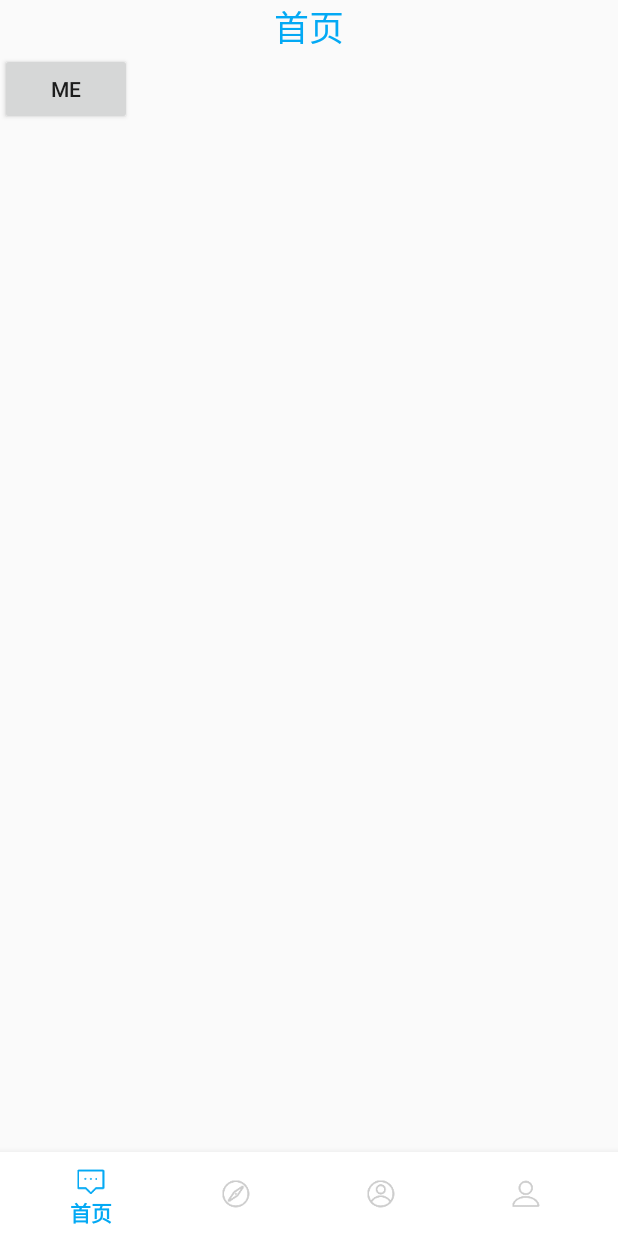
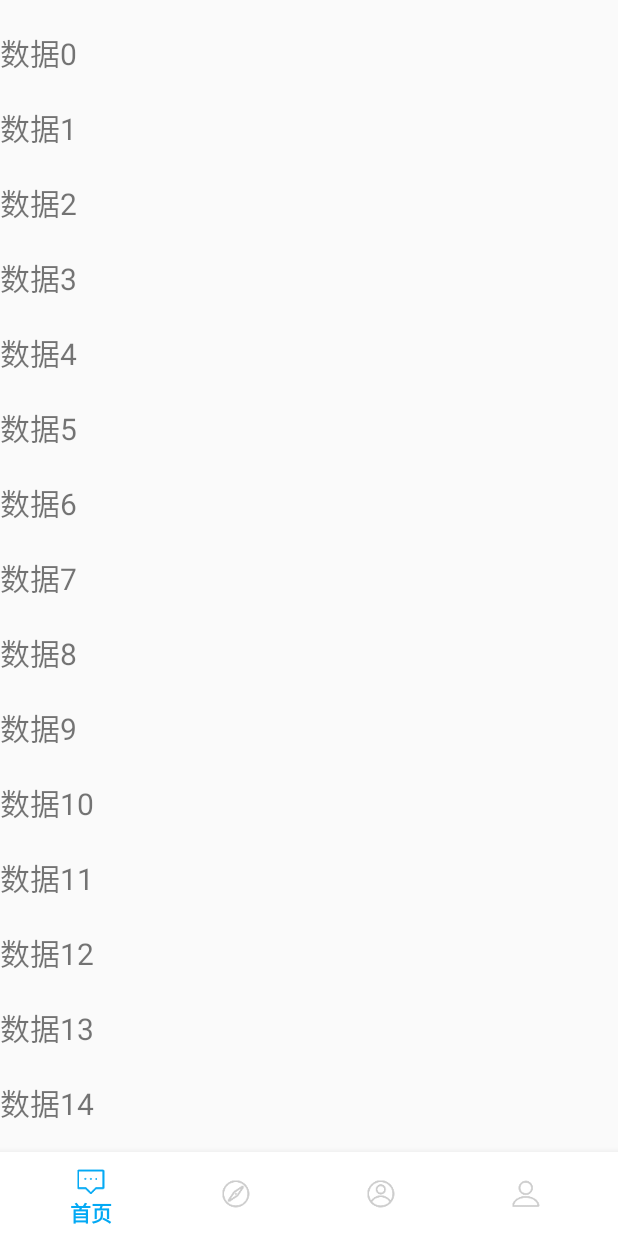
Before and after one commit to lovelinessmoe/Stydy_Android, an Android app: the fragment HomeFragment placed in its activity, on a phone screen of 412 x 824 dp. Run offline under Robolectric (Android 15) with nearby library versions, the phone set to English and light mode, and no system bars; libraries missing offline, so code that uses them is left out: com.bigkoo.convenientbanner; pictures from the network do not load; 8 statements that could not run were skipped.

Commit message:
首頁輪播圖

```diff
--- a/app/build.gradle
+++ b/app/build.gradle
@@ -44,6 +44,8 @@ dependencies {
     implementation 'com.github.bumptech.glide:glide:3.7.0'
     implementation 'androidx.annotation:annotation:1.3.0-alpha01'
     implementation 'com.google.code.gson:gson:2.6.2'
+    implementation 'com.bigkoo:convenientbanner:2.0.5'
+    implementation 'com.github.bumptech.glide:glide:3.7.0'
     testImplementation 'junit:junit:4.13.2'
     androidTestImplementation 'com.android.support.test:runner:1.0.2'
     androidTestImplementation 'com.android.support.test.espresso:espresso-core:3.0.2'
--- a/app/src/main/AndroidManifest.xml
+++ b/app/src/main/AndroidManifest.xml
@@ -3,7 +3,7 @@
     package="xyz.javaee.study">
     <!-- 联网权限 -->
     <uses-permission android:name="android.permission.INTERNET" />
-
+    <uses-permission android:name="android.permission.READ_EXTERNAL_STORAGE" />
     <application
         android:allowBackup="true"
         android:icon="@mipmap/ic_launcher"
--- /dev/null
+++ b/app/src/main/java/xyz/javaee/study/Adapter/HomePhotoAdapter.java
@@ -0,0 +1,119 @@
+package xyz.javaee.study.Adapter;
+
+import android.view.LayoutInflater;
+import android.view.View;
+import android.view.ViewGroup;
+import android.widget.TextView;
+
+import androidx.recyclerview.widget.RecyclerView;
+
+import java.util.ArrayList;
+import java.util.List;
+
+import xyz.javaee.study.R;
+
+/**
+ * 根据不同的 ViewType 返回不同的 ViewHolder
+ * 通过 setter 方法将不同的 View 注入进 Adapter
+ */
+
+public class HomePhotoAdapter extends RecyclerView.Adapter<HomePhotoAdapter.MyViewHolder> {
+
+    public static final int TYPE_HEADER = 0;
+
+    public static final int TYPE_NOMAL = 1;
+
+    private View mHeaderView;
+
+    private List<String> mDatas = new ArrayList<>();
+
+    private OnItemClickListener mListener;
+
+    public View getmHeaderView() {
+        return mHeaderView;
+    }
+
+    public void setmHeaderView(View mHeaderView) {
+        this.mHeaderView = mHeaderView;
+        notifyItemInserted(0);//插入下标0位置
+    }
+
+    public void addDatas(List<String> datas){
+        mDatas.addAll(datas);
+        notifyDataSetChanged();
+    }
+
+    @Override
+    public int getItemViewType(int position) {
+        if(mHeaderView == null){
+            return TYPE_NOMAL;
+        }
+        if(position == 0){
+            return TYPE_HEADER;
+        }
+        return TYPE_NOMAL;
+    }
+
+    @Override
+    public MyViewHolder onCreateViewHolder(ViewGroup parent, int viewType) {
+        if(mHeaderView != null && viewType == TYPE_HEADER){
+            return new MyViewHolder(mHeaderView);
+        }
+
+        View itemView = LayoutInflater.from(parent.getContext()).inflate(R.layout.rv_item, parent, false);
+        return new MyViewHolder(itemView);
+
+    }
+
+    @Override
+    public void onBindViewHolder(MyViewHolder holder, int position) {
+        if (getItemViewType(position) == TYPE_HEADER) {
+            return;
+        }
+
+        final int pos = getRealPosition(holder);//这里的 position 实际需要不包括 header
+        final String data = mDatas.get(pos);
+
+        holder.textView.setText(data);
+        if(mListener == null) return;
+        holder.itemView.setOnClickListener(new View.OnClickListener() {
+            @Override
+            public void onClick(View v) {
+                mListener.onItemClick(pos, data);
+            }
+        });
+    }
+
+    /**
+     * 添加头部布局后的位置
+     * headerView 不为空则 position - 1
+     */
+    private int getRealPosition(MyViewHolder holder) {
+        int position = holder.getLayoutPosition();
+        return mHeaderView == null ? position : position - 1;
+    }
+
+    @Override
+    public int getItemCount() {
+        //header 不为空，则 rv 的总 Count 需要 +1（把 Header 加上算一个 item）
+        return mHeaderView == null ? mDatas.size() : mDatas.size() + 1;
+    }
+
+    public class MyViewHolder extends RecyclerView.ViewHolder {
+        TextView textView;
+
+        public MyViewHolder(View itemView) {
+            super(itemView);
+            if(itemView == mHeaderView){ return; }
+            textView = (TextView) itemView.findViewById(R.id.tv_item);
+        }
+    }
+
+    public void setOnItemClickListener(OnItemClickListener listener){
+        mListener = listener;
+    }
+
+    public interface OnItemClickListener{//item 点击事件接口
+        void onItemClick(int position, String data);
+    }
+}
--- a/app/src/main/java/xyz/javaee/study/Fragment/HomeFragment.java
+++ b/app/src/main/java/xyz/javaee/study/Fragment/HomeFragment.java
@@ -1,21 +1,48 @@
 package xyz.javaee.study.Fragment;
 
+import android.content.Context;
 import android.content.Intent;
 import android.os.Bundle;
 
+import android.util.Log;
 import android.view.LayoutInflater;
 import android.view.View;
 import android.view.ViewGroup;
 import android.widget.Button;
+import android.widget.ImageView;
+import android.widget.Toast;
 
 import androidx.annotation.NonNull;
 import androidx.annotation.Nullable;
 import androidx.fragment.app.Fragment;
+import androidx.recyclerview.widget.DefaultItemAnimator;
+import androidx.recyclerview.widget.LinearLayoutManager;
+import androidx.recyclerview.widget.RecyclerView;
 
+import com.bigkoo.convenientbanner.ConvenientBanner;
+import com.bigkoo.convenientbanner.holder.CBViewHolderCreator;
+import com.bigkoo.convenientbanner.holder.Holder;
+import com.bigkoo.convenientbanner.listener.OnItemClickListener;
+import com.bumptech.glide.Glide;
+
+import java.util.ArrayList;
+import java.util.Arrays;
+import java.util.List;
+
+import xyz.javaee.study.Activity.MainActivity;
+import xyz.javaee.study.Adapter.HomePhotoAdapter;
 import xyz.javaee.study.R;
 
-public class HomeFragment extends Fragment {
+public class HomeFragment extends Fragment implements OnItemClickListener {
     private View mRootView;
+
+    ConvenientBanner mBanner;
+
+    RecyclerView mRecyclerView;
+
+    RecyclerView.LayoutManager mLayoutManager;
+
+    HomePhotoAdapter myAdapter;
 
     public HomeFragment() {
 
@@ -31,17 +58,100 @@ public class HomeFragment extends Fragment {
     }
 
     @Override
+    public void onResume() {
+        super.onResume();
+        mBanner.startTurning(3000);
+    }
+
+    @Override
     public void onActivityCreated(@Nullable Bundle savedInstanceState) {
         super.onActivityCreated(savedInstanceState);
+        mData = new ArrayList<>();
+        for (int i = 0; i < 15; i++){
+            mData.add("数据"+i);
+        }
+        initView();
+    }
 
-        Button button = mRootView.findViewById(R.id.Button1);
-        button.setOnClickListener(new View.OnClickListener() {
+    List<String> networkImage = new ArrayList<>();
+    private String[] images = {"http://img2.imgtn.bdimg.com/it/u=3093785514,1341050958&fm=21&gp=0.jpg",
+            "http://img2.3lian.com/2014/f2/37/d/40.jpg",
+            "http://d.3987.com/sqmy_131219/001.jpg",
+            "http://img2.3lian.com/2014/f2/37/d/39.jpg",
+            "http://www.8kmm.com/UploadFiles/2012/8/201208140920132659.jpg",
+            "http://f.hiphotos.baidu.com/image/h%3D200/sign=1478eb74d5a20cf45990f9df460b4b0c/d058ccbf6c81800a5422e5fdb43533fa838b4779.jpg",
+            "http://f.hiphotos.baidu.com/image/pic/item/09fa513d269759ee50f1971ab6fb43166c22dfba.jpg"
+    };
+
+    private List<String> mData;
+
+    private void initView() {
+        View header = LayoutInflater.from(getContext()).inflate(R.layout.rv_header_banner, null);
+        mBanner = (ConvenientBanner) header.findViewById(R.id.banner);
+        //设置高度是屏幕1/4
+        mBanner.setLayoutParams(new RecyclerView.LayoutParams(
+                ViewGroup.LayoutParams.MATCH_PARENT, getActivity().getWindowManager().getDefaultDisplay().getHeight()/3));
+
+        mRecyclerView = (RecyclerView) getActivity().findViewById(R.id.rv_content);
+        mLayoutManager = new LinearLayoutManager(getContext(), LinearLayoutManager.VERTICAL, false);
+        mRecyclerView.setLayoutManager(mLayoutManager);
+        mRecyclerView.setItemAnimator(new DefaultItemAnimator());
+
+        initBanner();
+
+        myAdapter = new HomePhotoAdapter();
+        myAdapter.addDatas(mData);
+
+        myAdapter.setmHeaderView(mBanner);
+        mRecyclerView.setAdapter(myAdapter);
+
+        myAdapter.setOnItemClickListener(new HomePhotoAdapter.OnItemClickListener() {
             @Override
-            public void onClick(View view) {
-                Intent intent = new Intent();
-                intent.setAction("xyz.javaee.videoPlay");
-                startActivity(intent);
+            public void onItemClick(int position, String data) {
+                Toast.makeText(getContext(), data, Toast.LENGTH_SHORT).show();
             }
         });
+
+    }
+
+    private void initBanner(){
+        networkImage = Arrays.asList(images);
+
+        mBanner.setPages(new CBViewHolderCreator<NetWorkImageHolderView>() {
+            @Override
+            public NetWorkImageHolderView createHolder() {
+                return new NetWorkImageHolderView();
+            }
+        }, networkImage)
+                .setPageIndicatorAlign(ConvenientBanner.PageIndicatorAlign.ALIGN_PARENT_RIGHT) //设置指示器的方向（左、中、右）
+                .setPageIndicator(new int[] { R.drawable.indicator_gray, R.drawable.indicator_red })//设置指示器样式
+                .setOnItemClickListener(this)//点击事件
+                .setScrollDuration(1500);//滑动的时间
+
+    }
+
+    @Override
+    public void onItemClick(int position) {//Banner 点击事件
+        System.out.printf("你干尼玛呢");
     }
 }
+
+class NetWorkImageHolderView implements Holder<String> {
+
+    private ImageView imageView;
+
+    @Override
+    public View createView(Context context) {
+        View view = LayoutInflater.from(context).inflate(R.layout.rv_header_img, null);
+        imageView = (ImageView) view.findViewById(R.id.iv_head);
+        imageView.setScaleType(ImageView.ScaleType.CENTER_CROP);
+        return view;
+    }
+
+    @Override
+    public void UpdateUI(Context context, int position, String data) {
+        //Glide.with(context).load(data.getImgUrl()).into(imageView);
+        Log.d("imgUrl", "UpdateUI: "+data);
+        Glide.with(context).load(data).placeholder(R.mipmap.ic_launcher_round).into(imageView);
+    }
+}
--- /dev/null
+++ b/app/src/main/res/drawable/indicator_gray.xml
@@ -0,0 +1,7 @@
+<?xml version="1.0" encoding="utf-8"?>
+<shape
+    android:shape="oval"
+    xmlns:android="http://schemas.android.com/apk/res/android">
+    <solid android:color="#BDBDBD"/>
+    <size android:height="10dp" android:width="10dp"/>
+</shape>
--- /dev/null
+++ b/app/src/main/res/drawable/indicator_red.xml
@@ -0,0 +1,7 @@
+<?xml version="1.0" encoding="utf-8"?>
+<shape
+    xmlns:android="http://schemas.android.com/apk/res/android"
+    android:shape="oval">
+    <solid android:color="#D32F2F"/>
+    <size android:width="10dp" android:height="10dp"/>
+</shape>
--- a/app/src/main/res/layout/fragment_home.xml
+++ b/app/src/main/res/layout/fragment_home.xml
@@ -4,13 +4,12 @@
     android:orientation="vertical"
     android:layout_height="match_parent">
 
-    <TextView
+
+
+    <androidx.recyclerview.widget.RecyclerView
+        android:id="@+id/rv_content"
         android:layout_width="match_parent"
-        android:layout_height="wrap_content"
-        android:gravity="center"
-        android:text="首页"
-        android:textColor="@color/theme"
-        android:textSize="23sp" />
+        android:layout_height="match_parent"/>
 
     <Button
         android:id="@+id/Button1"
--- /dev/null
+++ b/app/src/main/res/layout/rv_item.xml
@@ -0,0 +1,16 @@
+<?xml version="1.0" encoding="utf-8"?>
+<RelativeLayout
+    xmlns:android="http://schemas.android.com/apk/res/android"
+    android:layout_width="match_parent"
+    android:layout_height="wrap_content">
+
+    <TextView
+        android:id="@+id/tv_item"
+        android:layout_marginBottom="20dp"
+        android:textSize="20sp"
+        android:text="item"
+        android:layout_alignParentBottom="true"
+        android:layout_width="match_parent"
+        android:layout_height="wrap_content" />
+
+</RelativeLayout>
```
Also changed, not shown: app/src/main/res/layout/rv_header_banner.xml (added, +8 -0 lines), app/src/main/res/layout/rv_header_img.xml (added, +12 -0 lines).
